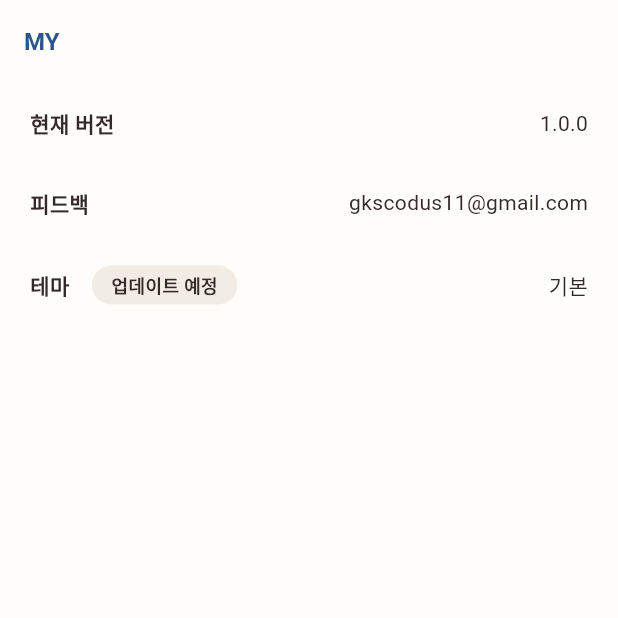
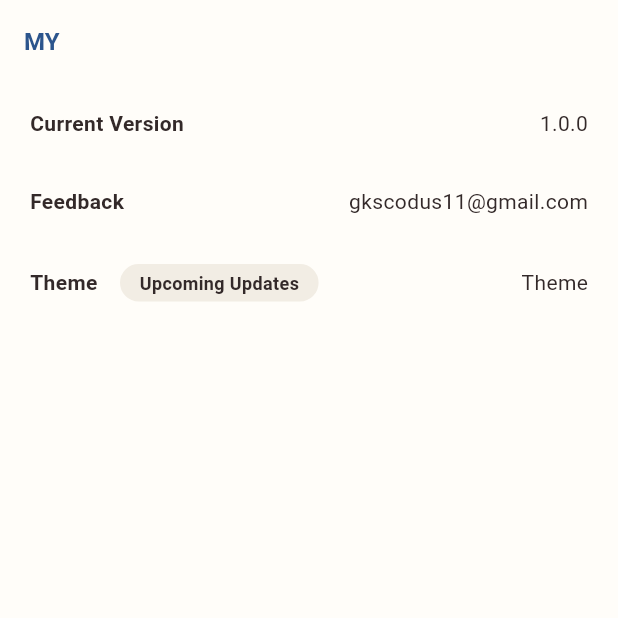
Before and after one commit to lemonearthchoco/myfo, a Flutter app: the AboutScreen screen opened directly, on a phone screen of 412 x 824 dp, the top half of it. Run offline on Flutter 3.47's test engine with Material 3 defaults, Android fonts, the phone set to English and light mode, and no system bars; our stand-ins replace carousel_slider, flutter_dotenv, fluttertoast, image_picker, shared_preferences, shimmer and 1 more; accounts and stored records are empty; generated files the repository leaves out were written again; Roboto replaces fonts that are missing (Paperlogy).

Commit message:
feat: finshed, favorite, about에 localization추가

```diff
--- /dev/null
+++ b/lib/l10n/app_en.arb
@@ -0,0 +1,13 @@
+{
+    "app_title": "myfo",
+    "finished_list_title": "FINISHED",
+    "finished_list_placeholder": "Record your Finished Objects!",
+    "favorite_list_title": "FAVORITE",
+    "favorite_list_placeholder": "Collect your Favorite Objects!",
+    "about_title": "MY",
+    "about_current_version": "Current Version",
+    "about_feedback": "Feedback",
+    "about_theme": "Theme",
+    "about_theme_default": "Default",
+    "about_update_label": "Upcoming Updates"
+}
--- /dev/null
+++ b/lib/l10n/app_ko.arb
@@ -0,0 +1,13 @@
+{
+    "app_title": "myfo",
+    "finished_list_title": "FINISHED",
+    "finished_list_placeholder": "내 작품을 기록해보세요!",
+    "favorite_list_title": "FAVORITE",
+    "favorite_list_placeholder": "좋아하는 작품을 모아보세요!",
+    "about_title": "MY",
+    "about_current_version": "현재 버전",
+    "about_feedback": "피드백",
+    "about_theme": "테마",
+    "about_theme_default": "기본",
+    "about_update_label": "업데이트 예정"
+}
--- a/lib/main.dart
+++ b/lib/main.dart
@@ -6,6 +6,7 @@ import 'package:myfo/providers/object_log_provider.dart';
 import 'package:myfo/screens/myfo_main_screen.dart';
 import 'package:myfo/themes/default_theme.dart';
 import 'package:provider/provider.dart';
+import 'package:flutter_gen/gen_l10n/app_localizations.dart';
 
 void main() async {
   WidgetsFlutterBinding.ensureInitialized();
@@ -29,6 +30,7 @@ class MyApp extends StatelessWidget {
         debugShowCheckedModeBanner: false,
         theme: MyfoDefaultTheme.defaultTheme,
         localizationsDelegates: const [
+          AppLocalizations.delegate,
           GlobalMaterialLocalizations.delegate,
           GlobalWidgetsLocalizations.delegate,
           GlobalCupertinoLocalizations.delegate, // Cupertino 위젯 로컬라이제이션 지원
--- a/lib/screens/about/about_screen.dart
+++ b/lib/screens/about/about_screen.dart
@@ -4,6 +4,7 @@ import 'package:myfo/components/myfo_tag.dart';
 import 'package:myfo/providers/my_info_provider.dart';
 import 'package:myfo/screens/about/theme_setting_screen.dart';
 import 'package:provider/provider.dart';
+import 'package:flutter_gen/gen_l10n/app_localizations.dart';
 
 import '../../themes/myfo_tag_decoration.dart';
 
@@ -27,23 +28,23 @@ class AboutScreen extends StatelessWidget {
               Padding(
                 padding: const EdgeInsets.symmetric(
                     horizontal: 20.0, vertical: 16.0),
-                child: const Row(
+                child: Row(
                     mainAxisAlignment: MainAxisAlignment.spaceBetween,
                     children: [
-                      Text('현재 버전',
-                          style: TextStyle(fontWeight: FontWeight.w600)),
-                      Text('1.0.0')
+                      Text(AppLocalizations.of(context)!.about_current_version,
+                          style: const TextStyle(fontWeight: FontWeight.w600)),
+                      const Text('1.0.0')
                     ]),
               ),
               Padding(
                 padding: const EdgeInsets.symmetric(
                     horizontal: 20.0, vertical: 16.0),
-                child: const Row(
+                child: Row(
                     mainAxisAlignment: MainAxisAlignment.spaceBetween,
                     children: [
-                      Text('피드백',
+                      Text(AppLocalizations.of(context)!.about_feedback,
                           style: TextStyle(fontWeight: FontWeight.w600)),
-                      Text('gkscodus11@gmail.com')
+                      const Text('gkscodus11@gmail.com')
                     ]),
               ),
               Padding(
@@ -54,7 +55,7 @@ class AboutScreen extends StatelessWidget {
                     children: [
                       Row(
                         children: [
-                          const Text('테마',
+                            Text(AppLocalizations.of(context)!.about_theme,
                               style: TextStyle(fontWeight: FontWeight.w600)),
                           const SizedBox(width: 15),
                           Container(
@@ -62,7 +63,7 @@ class AboutScreen extends StatelessWidget {
                                 horizontal: 12.0, vertical: 3.0),
                             // margin: const EdgeInsets.only(bottom: 4.0),
                             decoration: customDecorations?.defaultBoxDecoration,
-                            child: const Text('업데이트 예정',
+                            child: Text(AppLocalizations.of(context)!.about_update_label,
                                 style: TextStyle(
                                     fontWeight: FontWeight.w600, fontSize: 12)),
                           )
@@ -71,7 +72,7 @@ class AboutScreen extends StatelessWidget {
                       GestureDetector(
                         child: Row(
                           children: [
-                            Text(my.themeName == 'Default' ? '기본' : '기본'),
+                            Text(my.themeName == 'Default' ? AppLocalizations.of(context)!.about_theme : 'Default'),
                             // const Icon(CupertinoIcons.forward),
                           ],
                         ),
--- a/lib/screens/favorite/favorite_object_list_screen.dart
+++ b/lib/screens/favorite/favorite_object_list_screen.dart
@@ -4,6 +4,7 @@ import 'package:myfo/models/object_log.dart';
 import 'package:myfo/providers/object_log_provider.dart';
 import 'package:myfo/screens/myfo/myfo_detail_screen.dart';
 import 'package:provider/provider.dart';
+import 'package:flutter_gen/gen_l10n/app_localizations.dart';
 
 import '../../themes/myfo_colors.dart';
 
@@ -21,7 +22,7 @@ class FavoriteObjectListScreen extends StatelessWidget {
             pinned: true, // 스크롤 시 AppBar를 고정
             flexibleSpace: FlexibleSpaceBar(
                 titlePadding: const EdgeInsets.only(left: 16, bottom: 16),
-                title: Text("FAVORITE",
+                title: Text(AppLocalizations.of(context)!.favorite_list_title,
                     // style: GoogleFonts.jost(
                     //   fontSize: 20,
                     //   fontWeight: FontWeight.bold,
@@ -51,7 +52,7 @@ class FavoriteObjectListScreen extends StatelessWidget {
                           const SizedBox(
                             height: 10,
                           ),
-                          Text("좋아하는 작품을 모아보세요!",
+                          Text(AppLocalizations.of(context)!.favorite_list_placeholder,
                               style: TextStyle(
                                   color: Theme.of(context).primaryColorLight)
                               // fontWeight: FontWeight.bold,
--- a/lib/screens/myfo/myfo_list_screen.dart
+++ b/lib/screens/myfo/myfo_list_screen.dart
@@ -8,6 +8,7 @@ import 'package:myfo/screens/myfo/myfo_add_screen.dart';
 import 'package:myfo/screens/myfo/myfo_detail_screen.dart';
 import 'package:provider/provider.dart';
 import 'package:shimmer/shimmer.dart';
+import 'package:flutter_gen/gen_l10n/app_localizations.dart';
 
 import '../../themes/myfo_colors.dart';
 
@@ -26,7 +27,7 @@ class MyfoListScreen extends StatelessWidget {
             flexibleSpace: FlexibleSpaceBar(
               titlePadding: const EdgeInsets.only(left: 16, bottom: 16),
               title: Text(
-                "FINISHED",
+                AppLocalizations.of(context)!.finished_list_title,
                 style: TextStyle(
                     fontFamily: "Paperlogy",
                     fontSize: 16,
@@ -55,7 +56,7 @@ class MyfoListScreen extends StatelessWidget {
                           SizedBox(
                             height: 10,
                           ),
-                          Text("내 작품을 기록해보세요!",
+                          Text(AppLocalizations.of(context)!.finished_list_placeholder,
                               style: TextStyle(
                                   color: Theme.of(context).primaryColorLight)),
                         ],
--- a/pubspec.yaml
+++ b/pubspec.yaml
@@ -12,10 +12,10 @@ dependencies:
     sdk: flutter
   flutter_localizations:
     sdk: flutter
+  intl: ^0.19.0
   provider: ^6.1.2 # 상태 관리 패키지
   shared_preferences: ^2.1.1
   uuid: ^3.0.6 # 고유 ID 생성 패키지
-  intl: ^0.19.0
   google_fonts: ^4.0.0
   image_picker: ^1.1.2
   http: ^0.13.6
@@ -52,6 +52,7 @@ flutter:
   assets:
     - .env
     - assets/images/image_placeholder.png
+  generate: true
   fonts:
     - family: Paperlogy
       fonts:
```
Also changed, not shown: lib/l10n/intl_en.arb (deleted), lib/l10n/intl_ko.arb (deleted), 2 other files.
